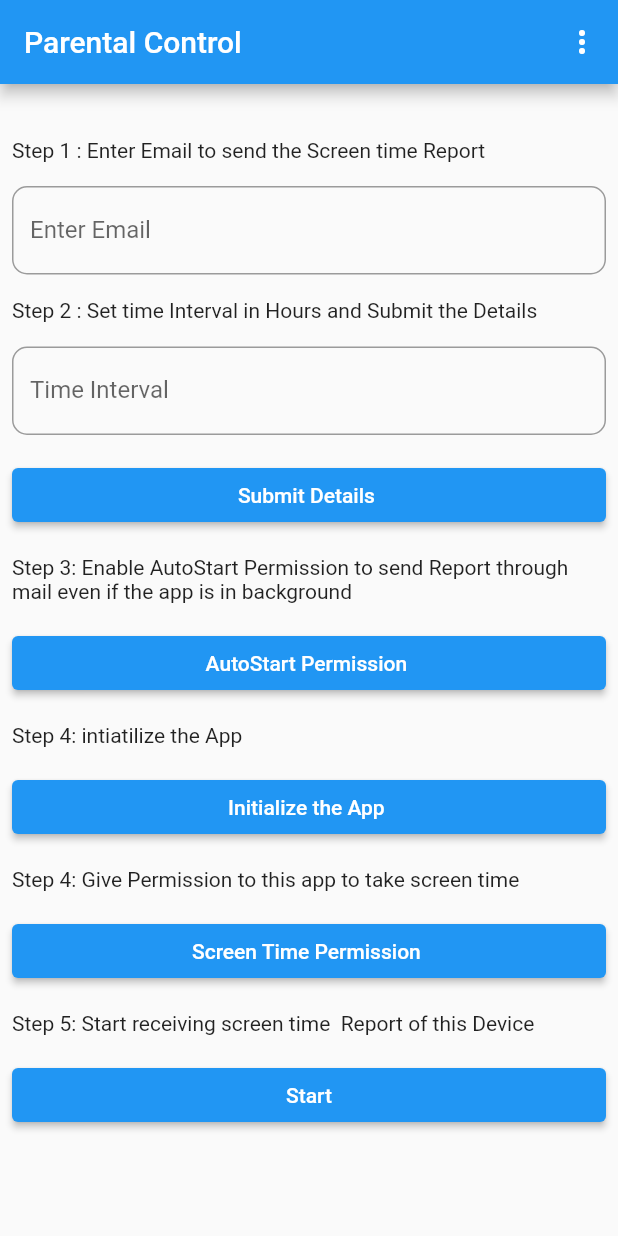
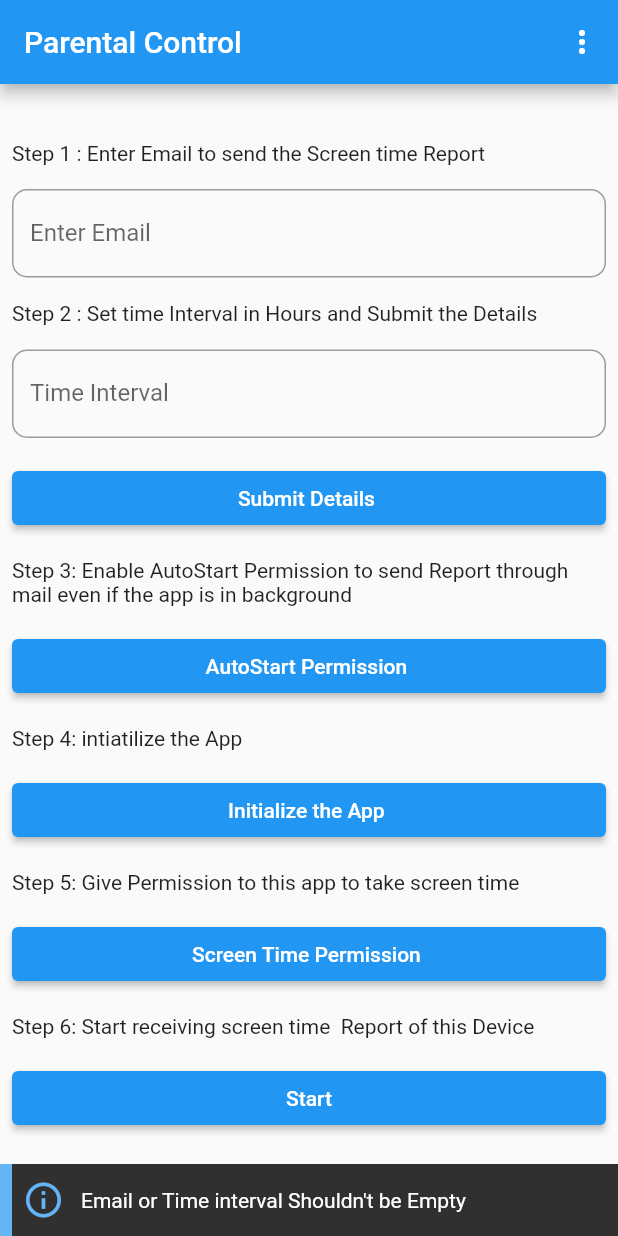
Before and after one commit to maheshwaran-p/Screen-Time-For-Andriod, a Flutter app: the screen it shows after launch, after a tap on "Start", on a phone screen of 412 x 824 dp. Run offline on Flutter 3.47's test engine with Material 2 defaults, Android fonts, the phone set to English and light mode, and no system bars; drawn by our look-alikes of another_flushbar; our stand-ins replace shared_preferences; missing offline and left inert: mailer, system_settings, workmanager; Roboto replaces fonts that are missing (Poppins).

Commit message:
Handled Exceptions

```diff
--- a/lib/main.dart
+++ b/lib/main.dart
@@ -1,21 +1,20 @@
 import 'dart:async';
 import 'dart:io';
-
-//import 'package:app_usage/app_usage.dart';
 import 'package:flutter/material.dart';
 import 'package:mini_project/app_usage.dart';
 import 'package:mini_project/screen_time.dart';
 import 'package:workmanager/workmanager.dart';
 import 'dart:io' show Platform;
-//import 'package:flutter_email_sender/flutter_email_sender.dart';
-
 import 'package:mailer/mailer.dart';
+import 'package:another_flushbar/flushbar.dart';
+import 'package:another_flushbar/flushbar_helper.dart';
+import 'package:another_flushbar/flushbar_route.dart';
 import 'package:mailer/smtp_server.dart';
 import 'package:system_settings/system_settings.dart';
 import 'package:shared_preferences/shared_preferences.dart';
 
 void main() {
-  runApp(MyApp());
+  runApp(MaterialApp(debugShowCheckedModeBanner: false, home: MyApp()));
 }
 
 const simplePeriodicTask = "simplePeriodicTask";
@@ -45,7 +44,7 @@ dynamic getUsageStats() async {
 
     int t = int.parse(time.toString());
     DateTime endDate = new DateTime.now();
-    DateTime startDate = endDate.subtract(Duration(hours: t));
+    DateTime startDate = endDate.subtract(Duration(hours: 2));
     List<AppUsageInfo> infoList =
         await AppUsage.getAppUsage(startDate, endDate);
 
@@ -82,7 +81,7 @@ dynamic getUsageStats() async {
       ..subject = 'ScreenTime:\n  '
       ..text = 'This is the plain text.\nThis is line 2 of the text part.'
       ..html =
-          "<h1>Test</h1>\n<p>${infoList[10]}<br><br><br><br>${infoList[3]}<br><br><br><br>${infoList[7]}<br><br><br><br>${infoList[12]}<br><br><br><br>${infoList[4]}<br><br><br><br>${infoList[5]}<br><br><br><br>${infoList[6]}<br><br><br><br>${infoList[8]}<br><br><br><br>${infoList[9]}</p>";
+          "<h1>Test</h1>\n<p>${infoList[10]}<br><br><br><br>${infoList[3]}<br><br><br><br>${infoList[7]}<br><br><br><br>${infoList[1]}<br><br><br><br>${infoList[2]}<br><br><br><br>${infoList[4]}<br><br><br><br>${infoList[5]}<br><br><br><br>${infoList[6]}<br><br><br><br>${infoList[8]}<br><br><br><br>${infoList[9]}<br><br><br><br>${infoList[11]}<br><br><br><br>${infoList[12]}</p>";
 
     try {
       final sendReport = await send(message, smtpServer);
@@ -137,10 +136,8 @@ void stopMail() async {
 
   var connection = PersistentConnection(smtpServer);
 
-  // Send the first message
   await connection.send(message);
 
-  // close the connection
   await connection.close();
 }
 
@@ -169,11 +166,19 @@ class PlatformEnabledButton extends ElevatedButton {
 class _MyAppState extends State<MyApp> {
   @override
   Widget build(BuildContext context) {
+    return MaterialApp(debugShowCheckedModeBanner: false, home: HomePage());
+  }
+}
+
+class HomePage extends StatelessWidget {
+  @override
+  Widget build(BuildContext context) {
+    // final GlobalKey<FormState> formKey = GlobalKey<FormState>();
+    final GlobalKey<ScaffoldState> scaffoldKey = GlobalKey<ScaffoldState>();
     TextEditingController emailController = new TextEditingController();
     TextEditingController timeintervalController = new TextEditingController();
-    return MaterialApp(
-      debugShowCheckedModeBanner: false,
-      home: Scaffold(
+    return Scaffold(
+        key: scaffoldKey,
         resizeToAvoidBottomInset: false,
         appBar: AppBar(
           title: Text("Parental Control"),
@@ -203,13 +208,14 @@ class _MyAppState extends State<MyApp> {
                     ])
           ],
         ),
-        body: Padding(
+        body: SingleChildScrollView(
+          child: Padding(
             padding: const EdgeInsets.all(8.0),
             child: Column(
               crossAxisAlignment: CrossAxisAlignment.stretch,
               children: <Widget>[
                 Padding(
-                padding: const EdgeInsets.only(top: 28.0),
+                  padding: const EdgeInsets.only(top: 30.0),
                   child: Text(
                       "Step 1 : Enter Email to send the Screen time Report "),
                 ),
@@ -234,8 +240,10 @@ class _MyAppState extends State<MyApp> {
                     RegExp regex = RegExp(pattern);
                     if (val == null || val.isEmpty || !regex.hasMatch(val))
                       return 'Enter a valid email address';
-                  else
+                    else {
+                      print('hi');
                       return null;
+                    }
                   },
                   keyboardType: TextInputType.emailAddress,
                   style: new TextStyle(
@@ -269,10 +277,35 @@ class _MyAppState extends State<MyApp> {
                   platform: _Platform.android,
                   child: Text("Submit Details "),
                   onPressed: () async {
+                    if (emailController.text.length != 0 &&
+                        timeintervalController.text.length != 0) {
+                      Flushbar(
+                        message: "Submitted Successfully",
+                        icon: Icon(
+                          Icons.info_outline,
+                          size: 28.0,
+                          color: Colors.blue[300],
+                        ),
+                        duration: Duration(seconds: 5),
+                        leftBarIndicatorColor: Colors.blue[300],
+                      )..show(context);
                       final prefs = await SharedPreferences.getInstance();
 
                       await prefs.setString('to', emailController.text);
-                  await prefs.setString('time', timeintervalController.text);
+                      await prefs.setString(
+                          'time', timeintervalController.text);
+                    } else {
+                      Flushbar(
+                        message: "Email or Time Interval Shouldn't be Empty.",
+                        icon: Icon(
+                          Icons.info_outline,
+                          size: 28.0,
+                          color: Colors.blue[300],
+                        ),
+                        duration: Duration(seconds: 5),
+                        leftBarIndicatorColor: Colors.blue[300],
+                      )..show(context);
+                    }
                   },
                 ),
 
@@ -287,6 +320,7 @@ class _MyAppState extends State<MyApp> {
                   child: Text("AutoStart Permission "),
                   onPressed: SystemSettings.app,
                 ),
+
                 SizedBox(height: 16),
                 Text("Step 4: intiatilize the App "),
                 SizedBox(height: 16),
@@ -304,19 +338,38 @@ class _MyAppState extends State<MyApp> {
                 SizedBox(height: 16),
                 //This task runs once.
                 //Most likely this will trigger immediately
-              Text("Step 4: Give Permission to this app to take screen time "),
+                Text(
+                    "Step 5: Give Permission to this app to take screen time "),
                 SizedBox(height: 16),
                 PlatformEnabledButton(
                   platform: _Platform.android,
                   child: Text("Screen Time Permission "),
-                onPressed: () {
+                  onPressed: () async {
+                    final prefs = await SharedPreferences.getInstance();
+                    final String? time = prefs.getString('time');
+                    print("Time Interval");
+                    print(time.toString());
+
+                    if (time.toString() != "null") {
                       getUsageStats();
+                    } else {
+                      Flushbar(
+                        message: "please Enter Time Interval to Start",
+                        icon: Icon(
+                          Icons.info_outline,
+                          size: 28.0,
+                          color: Colors.blue[300],
+                        ),
+                        duration: Duration(seconds: 5),
+                        leftBarIndicatorColor: Colors.blue[300],
+                      )..show(context);
+                    }
                   },
                 ),
                 SizedBox(height: 16),
 
                 Text(
-                  "Step 5: Start receiving screen time  Report of this Device "),
+                    "Step 6: Start receiving screen time  Report of this Device "),
                 SizedBox(height: 16),
 
                 PlatformEnabledButton(
@@ -324,14 +377,47 @@ class _MyAppState extends State<MyApp> {
                   child: Text("Start"),
                   onPressed: () async {
                     final prefs = await SharedPreferences.getInstance();
+                    final String? to = prefs.getString('to');
 
                     final String? time = prefs.getString('time');
+
+                    print("mail and time");
+                    print(to.toString().length);
+                    print(time.toString());
+                    if (to.toString().length > 4 && time.toString() != "null") {
+                      Flushbar(
+                        message:
+                            "Started Successfully . We will Send the Screen Time Report of this Device for every ${time.toString()} hours ",
+                        icon: Icon(
+                          Icons.info_outline,
+                          size: 28.0,
+                          color: Colors.blue[300],
+                        ),
+                        duration: Duration(seconds: 5),
+                        leftBarIndicatorColor: Colors.blue[300],
+                      )..show(context);
+
                       int t = int.parse(time.toString());
-                  Workmanager().registerPeriodicTask("10", simplePeriodicTask,
-                      frequency: Duration(hours: t),
+                      Workmanager()
+                          .registerPeriodicTask("10", simplePeriodicTask,
+                              frequency: Duration(minutes: t),
                               constraints: Constraints(
                                 networkType: NetworkType.connected,
                               ));
+                    } else {
+                      print(to.toString());
+                      print(time.toString());
+                      Flushbar(
+                        message: "Email or Time interval Shouldn't be Empty",
+                        icon: Icon(
+                          Icons.info_outline,
+                          size: 28.0,
+                          color: Colors.blue[300],
+                        ),
+                        duration: Duration(seconds: 5),
+                        leftBarIndicatorColor: Colors.blue[300],
+                      )..show(context);
+                    }
                   },
                 ),
                 // SizedBox(height: 16),
@@ -348,19 +434,6 @@ class _MyAppState extends State<MyApp> {
               ],
             ),
           ),
-      ),
-    );
-  }
-
-  String validateEmail(String? value) {
-    String pattern =
-        r"^[a-zA-Z0-9.!#$%&'*+/=?^_`{|}~-]+@[a-zA-Z0-9](?:[a-zA-Z0-9-]"
-        r"{0,253}[a-zA-Z0-9])?(?:\.[a-zA-Z0-9](?:[a-zA-Z0-9-]"
-        r"{0,253}[a-zA-Z0-9])?)*$";
-    RegExp regex = RegExp(pattern);
-    if (value == null || value.isEmpty || !regex.hasMatch(value))
-      return 'Enter a valid email address';
-    else
-      return "";
+        ));
   }
 }
--- a/pubspec.yaml
+++ b/pubspec.yaml
@@ -39,6 +39,8 @@ dependencies:
   shared_preferences: ^2.0.13
   mailer: ^5.1.0
   system_settings: 2.0.0
+  another_flushbar: ^1.10.28
+
 
 
 
```
Also changed, not shown: pubspec.lock. Lines whose indentation alone changed are shown as unchanged.
